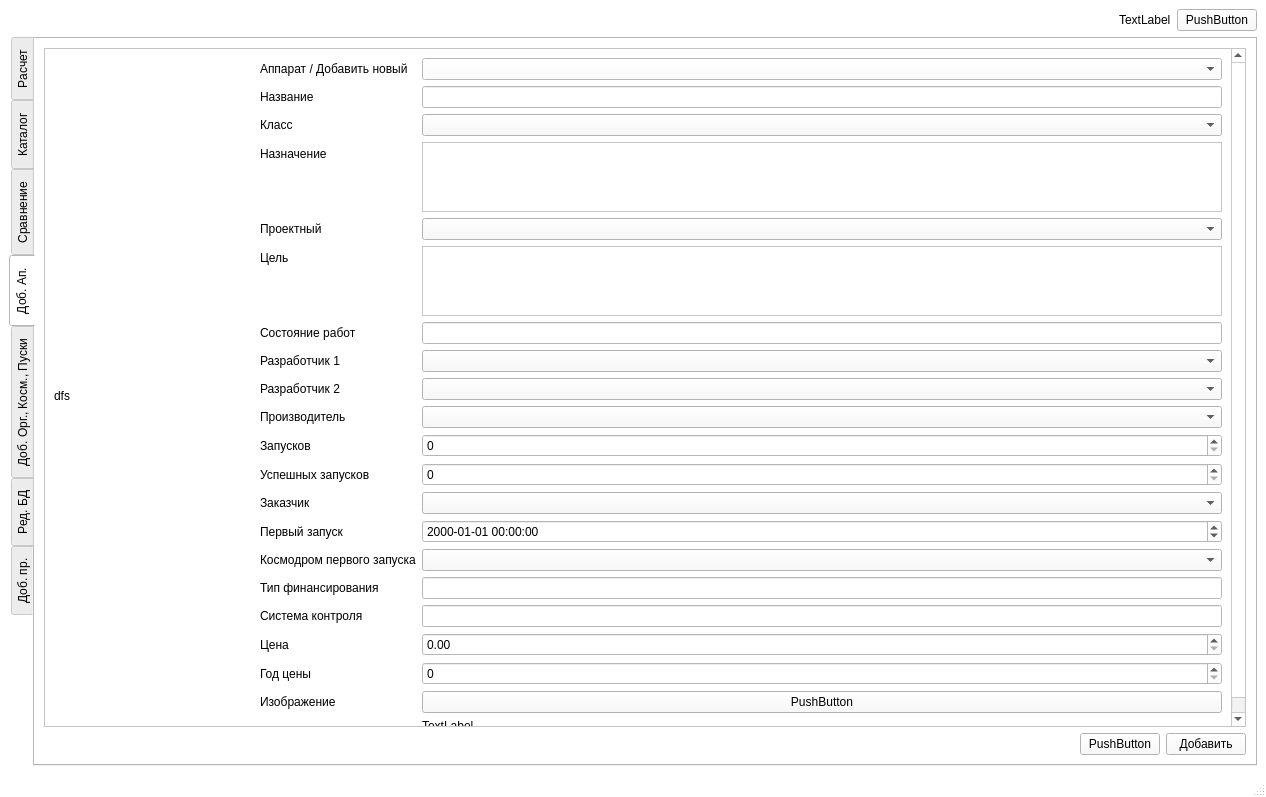
Old version of the form mainwindow.ui in the repository egor0665/VKBR.
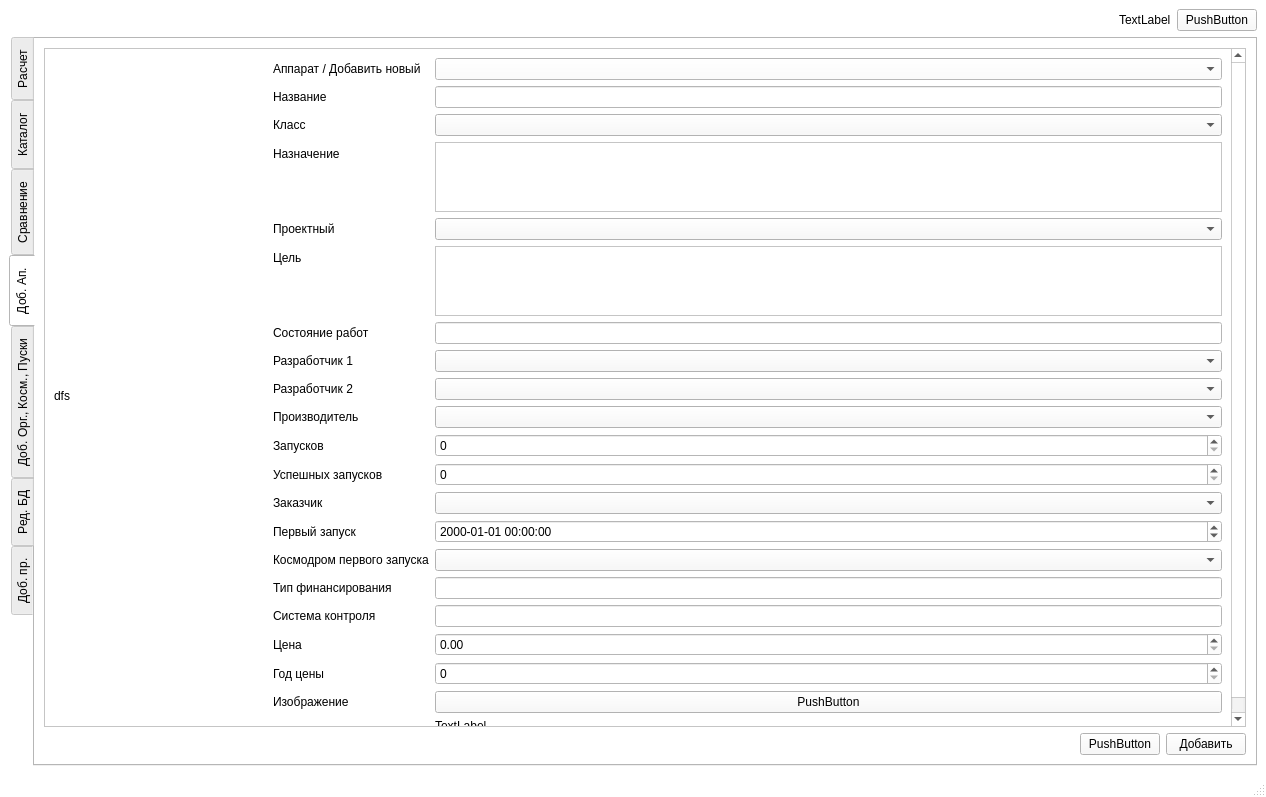
New version of the form. Custom widgets are drawn as their Qt base class.

```diff
--- a/mainwindow.ui
+++ b/mainwindow.ui
@@ -1189,7 +1189,7 @@
              <property name="geometry">
               <rect>
                <x>0</x>
-               <y>0</y>
+               <y>-32</y>
                <width>1183</width>
                <height>680</height>
               </rect>
@@ -1222,6 +1222,13 @@
                   </property>
                  </widget>
                 </item>
+                <item>
+                 <widget class="QLabel" name="label_53">
+                  <property name="text">
+                   <string/>
+                  </property>
+                 </widget>
+                </item>
                 <item>
                  <layout class="QFormLayout" name="formLayout">
                   <item row="3" column="0">
```
